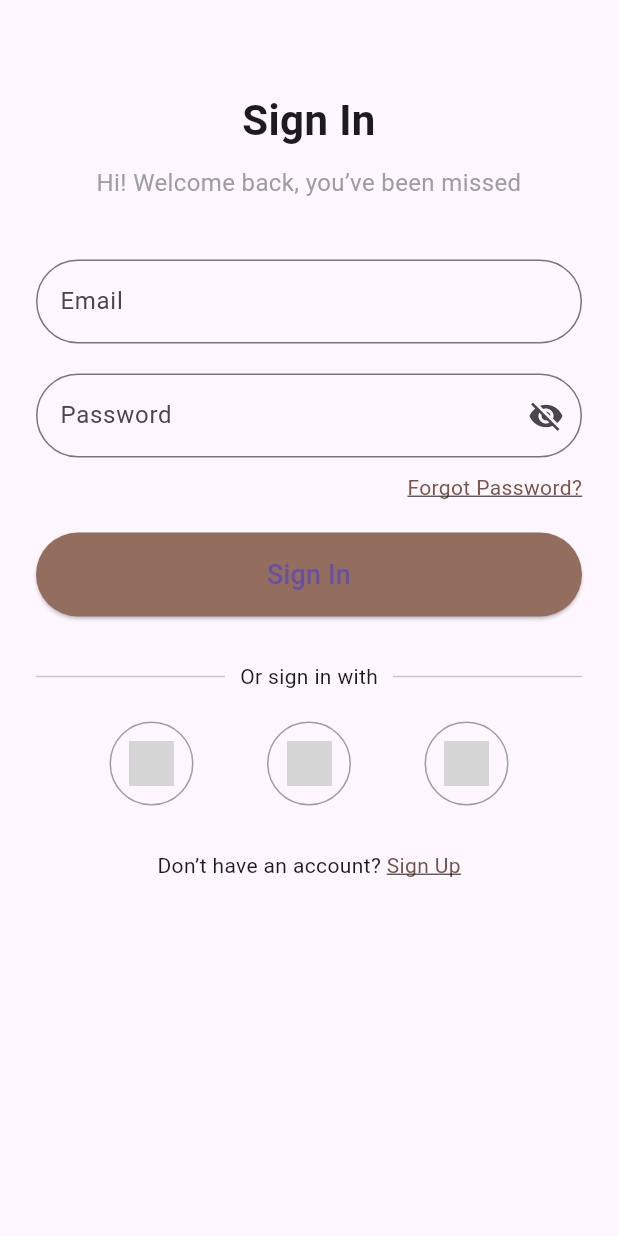
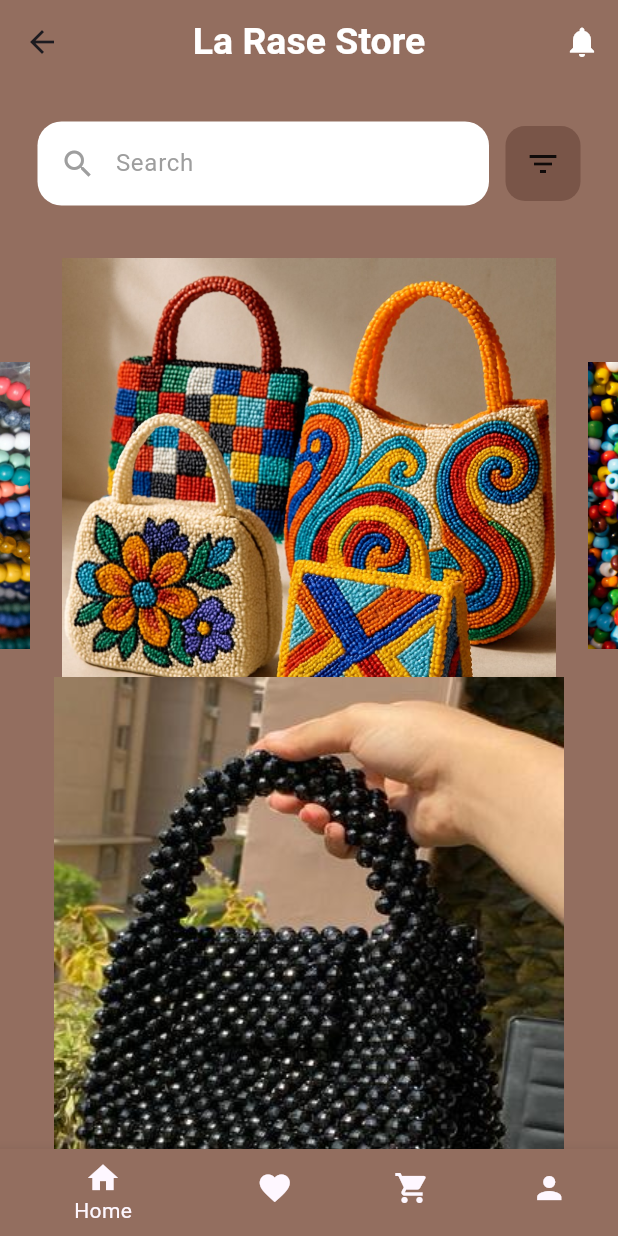
Before and after one commit to yousefemadkhazbak183/la_rase_store_project, a Flutter app: the SignInPage screen opened by its route, after a tap on "Sign In", on a phone screen of 412 x 824 dp. Run offline on Flutter 3.47's test engine with Material 3 defaults, Android fonts, the phone set to English and light mode, and no system bars; drawn by our look-alikes of carousel_slider; grey boxes are pictures that could not be loaded.

Commit message:
- add assets. ✅ - add home page✅ - add product widget.✅ - add home screen.✅

```diff
--- /dev/null
+++ b/lib/features/sign_up/presentation/widgets/bottom_bar.dart
@@ -0,0 +1,31 @@
+import 'package:flutter/material.dart';
+
+class BottomBar extends StatelessWidget {
+  const BottomBar({super.key});
+
+  @override
+  Widget build(BuildContext context) {
+    return BottomNavigationBar(items: const [
+      BottomNavigationBarItem(
+        backgroundColor: Color(0xFF936e5f),
+        icon: Icon(Icons.home),
+        label: 'Home',
+      ),
+      BottomNavigationBarItem(
+
+        icon: Icon(Icons.favorite),
+        label: 'Favorites',
+      ),
+      BottomNavigationBarItem(
+        icon: Icon(Icons.shopping_cart),
+        label: 'Cart',
+      ),
+      BottomNavigationBarItem(
+        icon: Icon(Icons.person),
+        label: 'Profile',
+      ),
+    ]
+
+    );
+  }
+}
--- a/lib/features/sign_up/presentation/widgets/create_account_page.dart
+++ b/lib/features/sign_up/presentation/widgets/create_account_page.dart
@@ -1,4 +1,5 @@
 import 'package:flutter/material.dart';
+import 'package:la_rase_store_project/features/sign_up/presentation/widgets/sign_in_page.dart';
 
 class CreateAccountPage extends StatefulWidget {
   @override
@@ -124,7 +125,9 @@ class _CreateAccountPageState extends State<CreateAccountPage> {
                 Text("Already have an account? "),
                 GestureDetector(
                   onTap: () {
-
+                     Navigator.push(context,  MaterialPageRoute(
+                      builder: (context) => SignInPage(),
+                    ));
                   },
                   child: Text(
                     "Sign In",
--- /dev/null
+++ b/lib/features/sign_up/presentation/widgets/home_page.dart
@@ -0,0 +1,49 @@
+import 'package:carousel_slider/carousel_slider.dart';
+import 'package:flutter/material.dart';
+
+class HomeTab extends StatelessWidget {
+  HomeTab({super.key});
+
+  List<String> ads = [
+    'assets/images/pag.jpeg',
+    'assets/images/photo3.jpeg',
+    'assets/images/photo4.jpeg',
+    'assets/images/pohoto2.jpeg',
+  ];
+
+  @override
+  Widget build(BuildContext context) {
+    return SafeArea(
+      child: CustomScrollView(
+        slivers: [
+          SliverToBoxAdapter(
+            child: CarouselSlider.builder(
+          options: CarouselOptions(
+            height: 400,
+            aspectRatio: 16 / 9,
+            viewportFraction: 0.8,
+            initialPage: 0,
+            enableInfiniteScroll: true,
+            reverse: false,
+            autoPlay: true,
+            autoPlayInterval: Duration(seconds: 3),
+            autoPlayAnimationDuration: Duration(milliseconds: 800),
+            autoPlayCurve: Curves.fastOutSlowIn,
+            enlargeCenterPage: true,
+            enlargeFactor: 0.3,
+            onPageChanged: (index, reason) {},
+            scrollDirection: Axis.horizontal,
+          ),
+          itemCount: ads.length,
+          itemBuilder:
+              (BuildContext context, int itemIndex, int pageViewIndex) =>
+                  Image.asset(ads[itemIndex]),
+        ),
+          ),
+
+        ],
+
+      ),
+    );
+  }
+}
--- /dev/null
+++ b/lib/features/sign_up/presentation/widgets/home_screen.dart
@@ -0,0 +1,50 @@
+import 'package:flutter/material.dart';
+import 'package:la_rase_store_project/features/sign_up/presentation/widgets/bottom_bar.dart' show BottomBar;
+import 'package:la_rase_store_project/features/sign_up/presentation/widgets/home_page.dart';
+import 'package:la_rase_store_project/features/sign_up/presentation/widgets/product_widget.dart';
+import 'package:la_rase_store_project/features/sign_up/presentation/widgets/search_appbar.dart';
+
+class HomeScreen extends StatelessWidget {
+  const HomeScreen({super.key});
+
+  @override
+  Widget build(BuildContext context) {
+    return Scaffold(
+      appBar: AppBar(
+        backgroundColor: Color(0xFF936e5f),
+        title: Text(
+          'La Rase Store',
+          style: TextStyle(
+            fontSize: 25,
+            fontWeight: FontWeight.bold,
+            color: Colors.white,
+          ),
+        ),
+        centerTitle: true,
+        actions: [
+          IconButton(
+            icon: Icon(Icons.notifications),
+            onPressed: () {
+              // Handle notification button press
+            },
+            color: Colors.white,
+          ),
+        ],
+      ),
+      backgroundColor: Color(0xFF936e5f),
+      body: Column(
+        children: [
+          SearchAppbar(),
+          Expanded(
+            flex: 1,
+            child: HomeTab(),
+          ),
+          Expanded(
+            flex: 1,
+            child: ProductWidget()),
+          BottomBar()
+        ],
+      ),
+    );
+  }
+}
--- /dev/null
+++ b/lib/features/sign_up/presentation/widgets/product_widget.dart
@@ -0,0 +1,12 @@
+import 'package:flutter/material.dart';
+
+class ProductWidget extends StatelessWidget {
+  const ProductWidget({super.key});
+
+  @override
+  Widget build(BuildContext context) {
+    return SingleChildScrollView(
+      child: Image.asset('assets/images/product.jpeg'),
+    );
+  }
+}
--- /dev/null
+++ b/lib/features/sign_up/presentation/widgets/search_appbar.dart
@@ -0,0 +1,58 @@
+import 'package:flutter/material.dart';
+
+class SearchAppbar extends StatefulWidget {
+  const SearchAppbar({super.key});
+
+  @override
+  State<SearchAppbar> createState() => _SearchAppbarState();
+}
+
+class _SearchAppbarState extends State<SearchAppbar> {
+  @override
+  Widget build(BuildContext context) {
+    return Container(
+      margin: EdgeInsets.only(top: 25, left: 25, right: 25),
+      child: Column(
+        children: [
+          Row(
+            children: [
+              Flexible(
+                flex: 1,
+                child: TextField(
+                  cursorColor: Colors.grey,
+                  decoration: InputDecoration(
+                    fillColor: Colors.white,
+                    filled: true,
+                    border: OutlineInputBorder(
+                      borderRadius: BorderRadius.circular(16),
+                      borderSide: BorderSide.none,
+                    ),
+                    hintText: 'Search',
+                    hintStyle: TextStyle(color: Colors.grey, fontSize: 16),
+                    prefixIcon: Container(
+                      padding: EdgeInsets.all(15),
+                      width: 18,
+                      child: Icon(Icons.search, color: Colors.grey),
+                    ),
+                  ),
+                ),
+              ),
+              Container(
+                margin: EdgeInsets.only(left: 11),
+                padding: EdgeInsets.all(13),
+                decoration: BoxDecoration(
+                  color: Colors.brown,
+                  borderRadius: BorderRadius.circular(13),
+                ),
+                width: 50,
+                child: Icon(
+                  Icons.filter_list
+                  ),
+              ),
+            ],
+          ),
+        ],
+      ),
+    );
+  }
+}
--- a/lib/features/sign_up/presentation/widgets/sign_in_page.dart
+++ b/lib/features/sign_up/presentation/widgets/sign_in_page.dart
@@ -1,4 +1,7 @@
 import 'package:flutter/material.dart';
+import 'package:la_rase_store_project/features/sign_up/presentation/widgets/create_account_page.dart';
+import 'package:la_rase_store_project/features/sign_up/presentation/widgets/home_page.dart';
+import 'package:la_rase_store_project/features/sign_up/presentation/widgets/home_screen.dart';
 
 class SignInPage extends StatefulWidget {
   @override
@@ -72,7 +75,19 @@ class _SignInPageState extends State<SignInPage> {
                 ),
                 padding: EdgeInsets.symmetric(vertical: 15),
               ),
-              child: Text("Sign In", style: TextStyle(fontSize: 18)),
+              child: GestureDetector(
+                  onTap: () {
+                    Navigator.pushReplacement(context, MaterialPageRoute(
+                      builder: (context) => HomeScreen(),
+                    ));
+                  },
+                  child: Text(
+                    "Sign In",
+                    style: TextStyle(
+                        decoration: TextDecoration.underline,
+                        color: Colors.brown),
+                  ),
+                ),
             ),
             SizedBox(height: 30),
             Row(
@@ -89,9 +104,9 @@ class _SignInPageState extends State<SignInPage> {
             Row(
               mainAxisAlignment: MainAxisAlignment.spaceEvenly,
               children: [
-                _buildSocialIcon('assets/apple.png'),
-                _buildSocialIcon('assets/google.png'),
-                _buildSocialIcon('assets/facebook.png'),
+                // _buildSocialIcon('assets/apple.png'),
+                // _buildSocialIcon('assets/google.png'),
+                // _buildSocialIcon('assets/facebook.png'),
               ],
             ),
             SizedBox(height: 30),
@@ -101,7 +116,9 @@ class _SignInPageState extends State<SignInPage> {
                 Text("Don’t have an account? "),
                 GestureDetector(
                   onTap: () {
-
+                    Navigator.push(context,  MaterialPageRoute(
+                      builder: (context) => CreateAccountPage(),
+                    ));
                   },
                   child: Text(
                     "Sign Up",
@@ -109,7 +126,7 @@ class _SignInPageState extends State<SignInPage> {
                         decoration: TextDecoration.underline,
                         color: Colors.brown),
                   ),
-                )
+                ),
               ],
             ),
           ],
--- a/lib/main.dart
+++ b/lib/main.dart
@@ -1,5 +1,6 @@
 import 'package:flutter/material.dart';
 import 'package:la_rase_store_project/features/sign_up/presentation/widgets/create_account_page.dart';
+import 'package:la_rase_store_project/features/sign_up/presentation/widgets/home_screen.dart';
 import 'package:la_rase_store_project/features/sign_up/presentation/widgets/sign_in_page.dart';
 
 
@@ -20,7 +21,8 @@ class MyApp extends StatelessWidget {
       initialRoute: '/signup',
       routes: {
         '/signup': (context) => CreateAccountPage(),
-        '/signin': (context) => SignInPage(),
+        '/signin': (context) =>  SignInPage(),
+        '/homescreen': (context) => HomeScreen(),
       },
     );
   }
--- a/pubspec.yaml
+++ b/pubspec.yaml
@@ -34,6 +34,7 @@ dependencies:
   # The following adds the Cupertino Icons font to your application.
   # Use with the CupertinoIcons class for iOS style icons.
   cupertino_icons: ^1.0.8
+  carousel_slider: ^5.0.0
 
 dev_dependencies:
   flutter_test:
@@ -58,8 +59,8 @@ flutter:
   uses-material-design: true
 
   # To add assets to your application, add an assets section, like this:
-  # assets:
-  #   - images/a_dot_burr.jpeg
+  assets:
+     - assets/images/
   #   - images/a_dot_ham.jpeg
 
   # An image asset can refer to one or more resolution-specific "variants", see
```
Also changed, not shown: assets/images/pag.jpeg (added), assets/images/photo3.jpeg (added), assets/images/photo4.jpeg (added), assets/images/pohoto2.jpeg (added), assets/images/product.jpeg (added), pubspec.lock.
